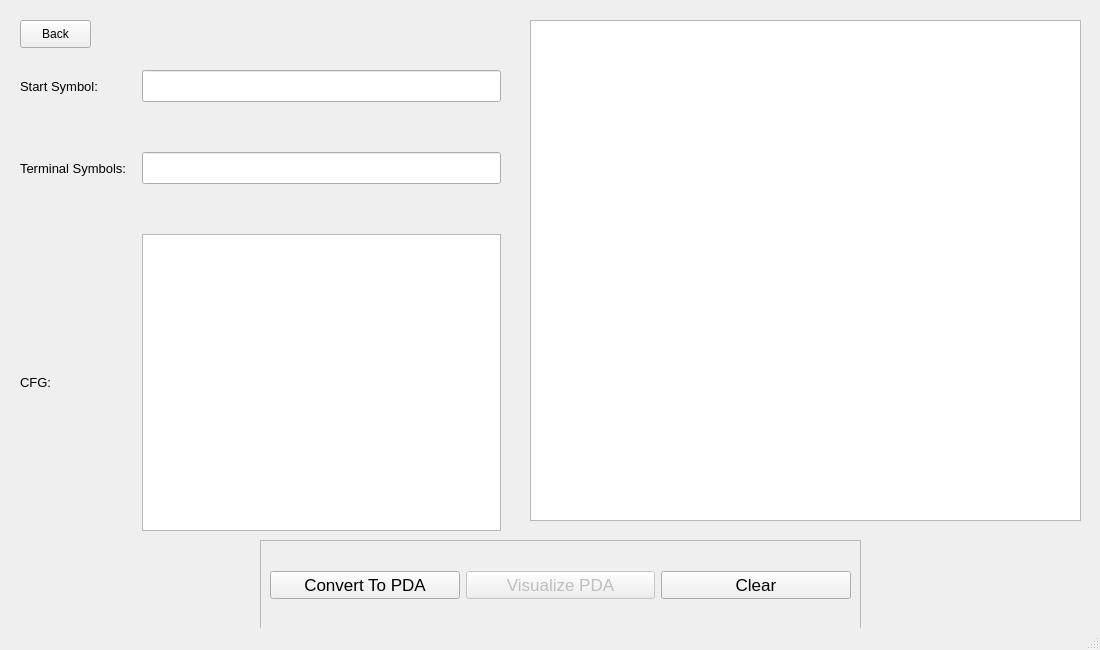
Qt form UI/CFG_to_PDA.ui (Adham-Abdelmaksoud/Automata-Project) before a commit.
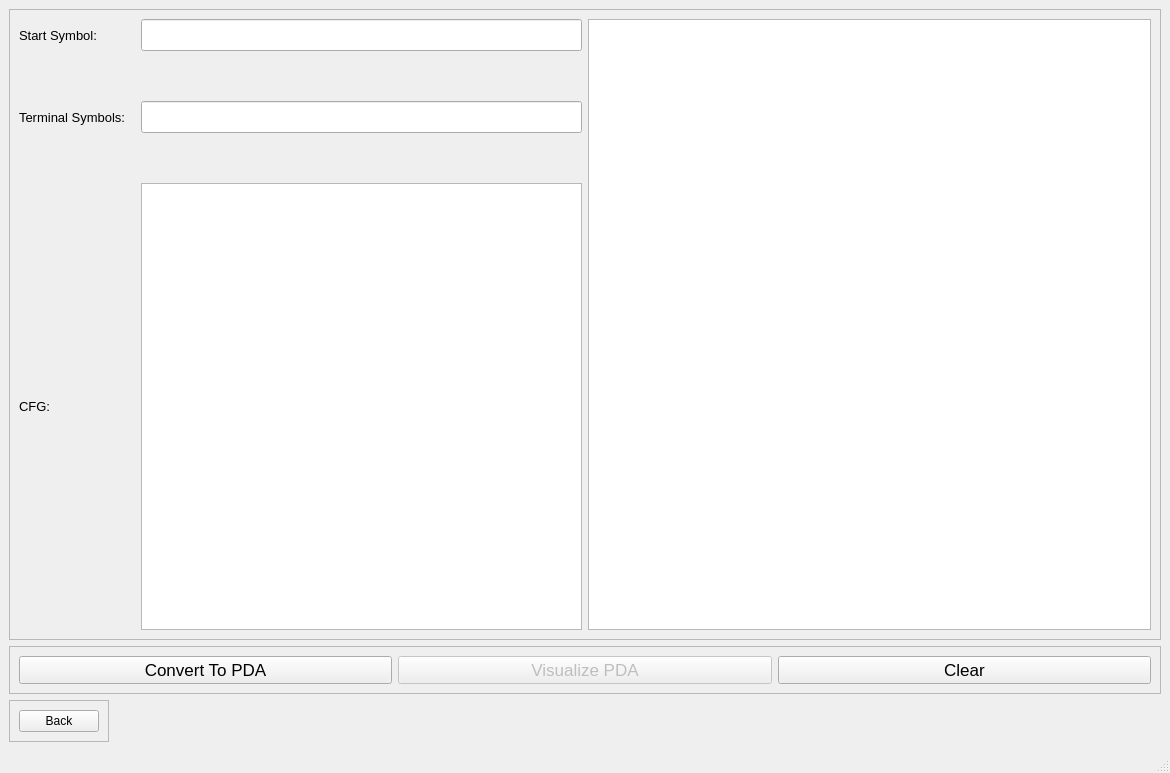
The same form after that commit.

```diff
--- a/UI/CFG_to_PDA.ui
+++ b/UI/CFG_to_PDA.ui
@@ -6,8 +6,8 @@
    <rect>
     <x>0</x>
     <y>0</y>
-    <width>1100</width>
-    <height>650</height>
+    <width>1170</width>
+    <height>773</height>
    </rect>
   </property>
   <property name="font">
@@ -19,15 +19,23 @@
    <string>MainWindow</string>
   </property>
   <widget class="QWidget" name="centralwidget">
-   <widget class="QWidget" name="gridLayoutWidget">
-    <property name="geometry">
-     <rect>
-      <x>20</x>
-      <y>70</y>
-      <width>481</width>
-      <height>461</height>
-     </rect>
-    </property>
+   <layout class="QVBoxLayout" name="verticalLayout">
+    <item>
+     <widget class="QFrame" name="frame_2">
+      <property name="minimumSize">
+       <size>
+        <width>0</width>
+        <height>400</height>
+       </size>
+      </property>
+      <property name="frameShape">
+       <enum>QFrame::StyledPanel</enum>
+      </property>
+      <property name="frameShadow">
+       <enum>QFrame::Raised</enum>
+      </property>
+      <layout class="QHBoxLayout" name="horizontalLayout_2">
+       <item>
     <layout class="QGridLayout" name="gridLayout">
      <property name="horizontalSpacing">
       <number>15</number>
@@ -35,48 +43,6 @@
      <property name="verticalSpacing">
       <number>50</number>
      </property>
-     <item row="0" column="0" alignment="Qt::AlignLeft">
-      <widget class="QLabel" name="startSymbol_lbl">
-       <property name="font">
-        <font>
-         <pointsize>10</pointsize>
-        </font>
-       </property>
-       <property name="text">
-        <string>Start Symbol:</string>
-       </property>
-      </widget>
-     </item>
-     <item row="2" column="0">
-      <widget class="QLabel" name="CFG_lbl">
-       <property name="font">
-        <font>
-         <pointsize>10</pointsize>
-        </font>
-       </property>
-       <property name="text">
-        <string>CFG:</string>
-       </property>
-      </widget>
-     </item>
-     <item row="1" column="1">
-      <widget class="QLineEdit" name="terminalSymbols_txt">
-       <property name="font">
-        <font>
-         <pointsize>15</pointsize>
-        </font>
-       </property>
-      </widget>
-     </item>
-     <item row="0" column="1">
-      <widget class="QLineEdit" name="startSymbol_txt">
-       <property name="font">
-        <font>
-         <pointsize>15</pointsize>
-        </font>
-       </property>
-      </widget>
-     </item>
      <item row="1" column="0">
       <widget class="QLabel" name="terminalSymbols_lbl">
        <property name="font">
@@ -98,35 +64,52 @@
        </property>
       </widget>
      </item>
-    </layout>
-   </widget>
-   <widget class="QPushButton" name="back_btn">
-    <property name="geometry">
-     <rect>
-      <x>20</x>
-      <y>20</y>
-      <width>71</width>
-      <height>28</height>
-     </rect>
-    </property>
-    <property name="font">
-     <font>
-      <pointsize>9</pointsize>
-     </font>
-    </property>
-    <property name="text">
-     <string>Back</string>
-    </property>
-   </widget>
+         <item row="2" column="0">
+          <widget class="QLabel" name="CFG_lbl">
+           <property name="font">
+            <font>
+             <pointsize>10</pointsize>
+            </font>
+           </property>
+           <property name="text">
+            <string>CFG:</string>
+           </property>
+          </widget>
+         </item>
+         <item row="0" column="1">
+          <widget class="QLineEdit" name="startSymbol_txt">
+           <property name="font">
+            <font>
+             <pointsize>15</pointsize>
+            </font>
+           </property>
+          </widget>
+         </item>
+         <item row="0" column="0" alignment="Qt::AlignLeft">
+          <widget class="QLabel" name="startSymbol_lbl">
+           <property name="font">
+            <font>
+             <pointsize>10</pointsize>
+            </font>
+           </property>
+           <property name="text">
+            <string>Start Symbol:</string>
+           </property>
+          </widget>
+         </item>
+         <item row="1" column="1">
+          <widget class="QLineEdit" name="terminalSymbols_txt">
+           <property name="font">
+            <font>
+             <pointsize>15</pointsize>
+            </font>
+           </property>
+          </widget>
+         </item>
+        </layout>
+       </item>
+       <item>
    <widget class="QTextEdit" name="PDA_output">
-    <property name="geometry">
-     <rect>
-      <x>530</x>
-      <y>20</y>
-      <width>551</width>
-      <height>501</height>
-     </rect>
-    </property>
     <property name="font">
      <font>
       <pointsize>15</pointsize>
@@ -136,15 +119,12 @@
      <bool>true</bool>
     </property>
    </widget>
+       </item>
+      </layout>
+     </widget>
+    </item>
+    <item>
    <widget class="QFrame" name="frame">
-    <property name="geometry">
-     <rect>
-      <x>260</x>
-      <y>540</y>
-      <width>601</width>
-      <height>91</height>
-     </rect>
-    </property>
     <property name="frameShape">
      <enum>QFrame::StyledPanel</enum>
     </property>
@@ -196,6 +176,50 @@
      </item>
     </layout>
    </widget>
+    </item>
+    <item alignment="Qt::AlignLeft|Qt::AlignVCenter">
+     <widget class="QFrame" name="frame_3">
+      <property name="minimumSize">
+       <size>
+        <width>0</width>
+        <height>0</height>
+       </size>
+      </property>
+      <property name="frameShape">
+       <enum>QFrame::StyledPanel</enum>
+      </property>
+      <property name="frameShadow">
+       <enum>QFrame::Raised</enum>
+      </property>
+      <layout class="QHBoxLayout" name="horizontalLayout_3">
+       <item>
+        <widget class="QPushButton" name="back_btn">
+         <property name="minimumSize">
+          <size>
+           <width>50</width>
+           <height>0</height>
+          </size>
+         </property>
+         <property name="maximumSize">
+          <size>
+           <width>350</width>
+           <height>16777215</height>
+          </size>
+         </property>
+         <property name="font">
+          <font>
+           <pointsize>9</pointsize>
+          </font>
+         </property>
+         <property name="text">
+          <string>Back</string>
+         </property>
+        </widget>
+       </item>
+      </layout>
+     </widget>
+    </item>
+   </layout>
   </widget>
   <widget class="QStatusBar" name="statusbar"/>
  </widget>
```
Lines whose indentation alone changed are shown as unchanged.
